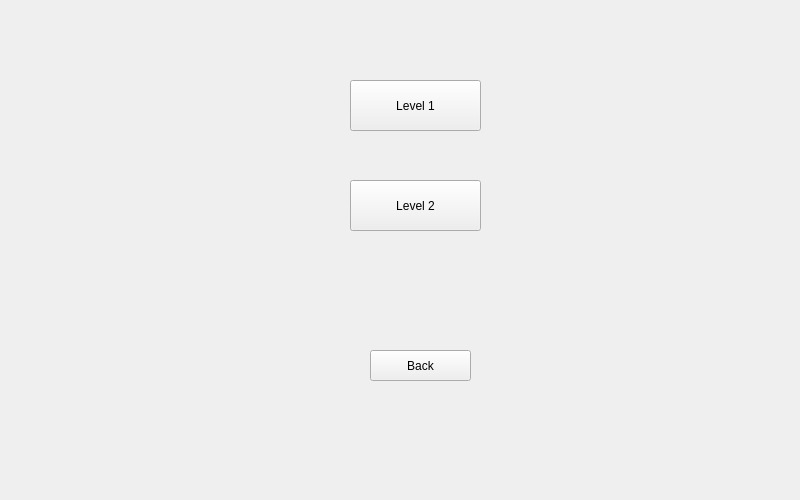
Old version of the form interface/choosinglevel.ui in the repository moevm/gui-1h2018-24.
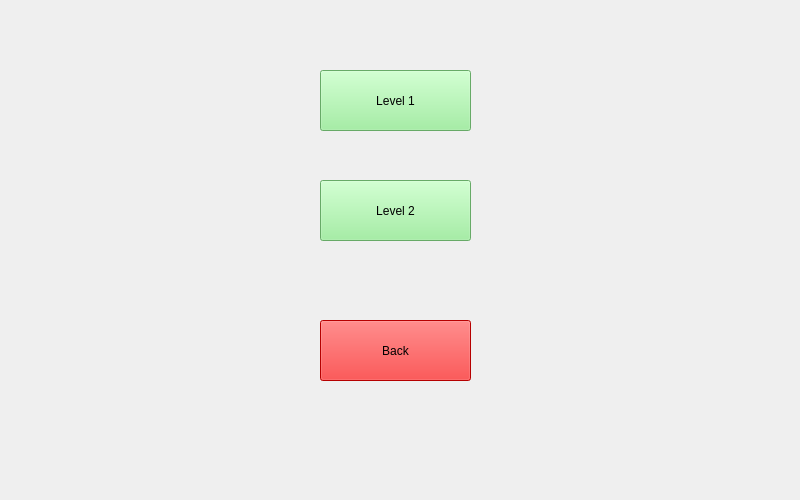
New version of the form.

What changed in the file:
```diff
--- a/interface/choosinglevel.ui
+++ b/interface/choosinglevel.ui
@@ -16,12 +16,15 @@
   <widget class="QPushButton" name="level1Button">
    <property name="geometry">
     <rect>
-     <x>350</x>
-     <y>80</y>
-     <width>131</width>
-     <height>51</height>
+     <x>320</x>
+     <y>70</y>
+     <width>151</width>
+     <height>61</height>
     </rect>
    </property>
+   <property name="styleSheet">
+    <string notr="true">background-color: lightgreen;</string>
+   </property>
    <property name="text">
     <string>Level 1</string>
    </property>
@@ -29,12 +32,15 @@
   <widget class="QPushButton" name="level2Button">
    <property name="geometry">
     <rect>
-     <x>350</x>
+     <x>320</x>
      <y>180</y>
-     <width>131</width>
-     <height>51</height>
+     <width>151</width>
+     <height>61</height>
     </rect>
    </property>
+   <property name="styleSheet">
+    <string notr="true">background-color: lightgreen;</string>
+   </property>
    <property name="text">
     <string>Level 2</string>
    </property>
@@ -42,12 +48,15 @@
   <widget class="QPushButton" name="exitChoosingLevelButton">
    <property name="geometry">
     <rect>
-     <x>370</x>
-     <y>350</y>
-     <width>101</width>
-     <height>31</height>
+     <x>320</x>
+     <y>320</y>
+     <width>151</width>
+     <height>61</height>
     </rect>
    </property>
+   <property name="styleSheet">
+    <string notr="true">background-color: red;</string>
+   </property>
    <property name="text">
     <string>Back</string>
    </property>
```
